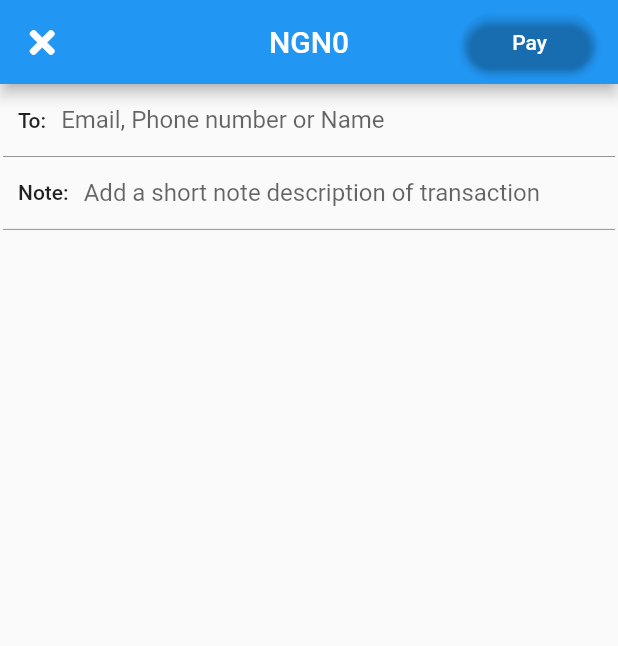
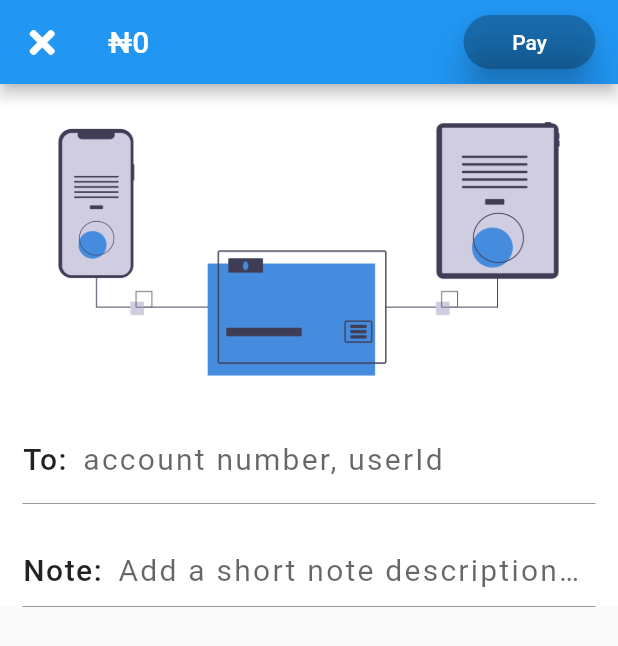
Before and after one commit to Os-Prog/Naira_App, a Flutter app: the PayNow screen opened directly with empty values, on a phone screen of 412 x 824 dp. Shown: the top 646 px of the screen. Run offline on Flutter 3.47's test engine with Material 2 defaults, Android fonts, the phone set to English and light mode, and no system bars; our stand-ins replace font_awesome_flutter.

```diff
--- a/cash_app/lib/pages/paynow.dart
+++ b/cash_app/lib/pages/paynow.dart
@@ -1,5 +1,8 @@
+
 import 'package:flutter/material.dart';
 import 'package:font_awesome_flutter/font_awesome_flutter.dart';
+
+import 'confirm_payment.dart';
 
 class PayNow extends StatefulWidget {
   final paynowamount;
@@ -9,6 +12,16 @@ class PayNow extends StatefulWidget {
 }
 
 class _PayNowState extends State<PayNow> {
+  Color _activeButtonColor = Colors.blue;
+  Color _inactiveButtonColor = Colors.black26;
+  bool _isbuttonActive = false;
+  TextStyle _formTextStyle = TextStyle(fontSize: 20, letterSpacing: 1.5);
+
+  TextStyle _labelTextStyle = TextStyle(
+      color: Colors.black87,
+      fontWeight: FontWeight.w500,
+      fontSize: 20,
+      letterSpacing: 1.0);
   final payamount;
   String sendtoemail;
   String sendnote;
@@ -19,75 +32,89 @@ class _PayNowState extends State<PayNow> {
     return Scaffold(
       appBar: AppBar(
         leading: GestureDetector(
-          onTap: (){
+          onTap: () {
             Navigator.of(context).pop();
           },
           child: Icon(FontAwesomeIcons.times),
         ),
-        title: Text('NGN'+payamount.toString()),
-        centerTitle: true,
+        title: Text('₦' + payamount.toString()),
         actions: <Widget>[
           Container(
               height: 20,
               margin: EdgeInsets.symmetric(vertical: 10.0),
               padding: EdgeInsets.only(right: 15, left: 10),
-            child: (isfieldperfect) ? RaisedButton(
-              onPressed: (){
-
+              child: RaisedButton(
+                elevation: 10,
+                onPressed: () {
+                  if (_isbuttonActive)
+                    Navigator.of(context).push(MaterialPageRoute(
+                        builder: (context) => ConfirmPaymentScreen()));
                 },
-              color: Colors.transparent,
+                color:
+                _isbuttonActive ? _activeButtonColor : _inactiveButtonColor,
                 shape: RoundedRectangleBorder(
                   borderRadius: BorderRadius.circular(30),
                 ),
                 child: Container(
-                child: Text('Pay', style: TextStyle(color: Colors.white),),
-              ),
-            ) : RaisedButton(
-              disabledColor: Colors.blueAccent,
-              shape: RoundedRectangleBorder(
-                borderRadius: BorderRadius.circular(30),
-                side: BorderSide(color: Colors.white12)
-              ),
-              child: Container(
-                  child: Text('Pay', style: TextStyle(color: Colors.white),),
+                  child: Text(
+                    'Pay',
+                    style: TextStyle(color: Colors.white),
                   ),
                 ),
-          ),
+              )),
         ],
       ),
-      body: SafeArea(
-        child: SingleChildScrollView(
-          child: Form(
+      body: SingleChildScrollView(
+        child: Container(
+          width: MediaQuery.of(context).size.width,
+          color: Colors.white,
+          child: Column(
+            mainAxisAlignment: MainAxisAlignment.spaceBetween,
+            children: <Widget>[
+              Container(
+                height: 220,
+                width: MediaQuery.of(context).size.width,
+                decoration: BoxDecoration(
+                  image: DecorationImage(
+                      image: AssetImage('assets/images/transfer.png'),
+                      fit: BoxFit.fill),
+                ),
+              ),
+              Form(
                 child: Column(
                   children: <Widget>[
                     Container(
-                  margin: EdgeInsets.symmetric(horizontal: 2),
+                      height: 60,
+                      margin: EdgeInsets.symmetric(horizontal: 15),
                       decoration: BoxDecoration(
-                      border: Border(bottom: BorderSide(width: 0.6, color: Colors.black45))
-                  ),
+                          border: Border(
+                              bottom: BorderSide(
+                                  width: 0.6, color: Colors.black45))),
                       child: Row(
                         children: <Widget>[
                           Container(
-                        margin: EdgeInsets.only(left: 10),
-                        child: Text('To:', style: TextStyle(fontWeight: FontWeight.w500),),
+                            child: Text(
+                              'To:',
+                              style: _labelTextStyle,
+                            ),
                           ),
                           Container(
                             child: Expanded(
                               child: Container(
                                 child: TextFormField(
-                              onChanged: (value){
+                                  style: _formTextStyle,
+                                  onChanged: (value) {
                                     setState(() {
                                       sendtoemail = value;
-//                                  isfieldperfect = ((sendtoemail.toString().isEmpty || sendtoemail == null) || (sendnote.toString().isEmpty || sendnote == null)) ? false : true;
-//                                  print(sendtoemail);
-//                                  print(sendnote);
                                     });
                                   },
-                              keyboardType: TextInputType.emailAddress,
+                                  keyboardType: TextInputType.number,
                                   decoration: InputDecoration(
-                                hintText: 'Email, Phone number or Name',
-                                border: OutlineInputBorder(borderSide: BorderSide.none),
-                                contentPadding: EdgeInsets.fromLTRB(10, 0, 10, 0),
+                                    hintText: 'account number, userId',
+                                    border: OutlineInputBorder(
+                                        borderSide: BorderSide.none),
+                                    contentPadding:
+                                    EdgeInsets.fromLTRB(10, 0, 10, 0),
                                   ),
                                 ),
                               ),
@@ -96,32 +123,46 @@ class _PayNowState extends State<PayNow> {
                         ],
                       ),
                     ),
+                    SizedBox(height: 20),
                     Container(
-                  margin: EdgeInsets.symmetric(horizontal: 2),
+                      margin: EdgeInsets.symmetric(horizontal: 15),
                       decoration: BoxDecoration(
-                      border: Border(bottom: BorderSide(width: 0.6, color: Colors.black45))
-                  ),
+                          border: Border(
+                              bottom: BorderSide(
+                                  width: 0.6, color: Colors.black45))),
                       child: Row(
                         children: <Widget>[
                           Container(
-                        margin: EdgeInsets.only(left: 10),
-                        child: Text('Note:', style: TextStyle(fontWeight: FontWeight.w500),),
+                            child: Text(
+                              'Note:',
+                              style: _labelTextStyle,
+                            ),
                           ),
                           Container(
                             child: Expanded(
                               child: Container(
                                 child: TextFormField(
-                              onChanged: (value){
+                                  style: _formTextStyle,
+                                  onChanged: (value) {
                                     sendnote = value;
-//                                isfieldperfect = ((sendtoemail.toString().isEmpty || sendtoemail.toString() == null) || (sendnote.toString().isEmpty || sendnote.toString() == null)) ? false : true;
-//                                print(sendtoemail.toString());
-//                                print(sendnote.toString());
+                                    if (value.length > 4) {
+                                      setState(() {
+                                        _isbuttonActive = true;
+                                      });
+                                    } else {
+                                      setState(() {
+                                        _isbuttonActive = false;
+                                      });
+                                    }
                                   },
                                   keyboardType: TextInputType.text,
                                   decoration: InputDecoration(
-                                hintText: 'Add a short note description of transaction',
-                                border: OutlineInputBorder(borderSide: BorderSide.none),
-                                contentPadding: EdgeInsets.fromLTRB(10, 0, 10, 0),
+                                    hintText:
+                                    'Add a short note description of transaction',
+                                    border: OutlineInputBorder(
+                                        borderSide: BorderSide.none),
+                                    contentPadding:
+                                    EdgeInsets.fromLTRB(10, 0, 10, 0),
                                   ),
                                 ),
                               ),
@@ -133,11 +174,14 @@ class _PayNowState extends State<PayNow> {
                   ],
                 ),
               ),
+            ],
+          ),
         ),
       ),
     );
   }
-  Future<void> isLoadingInd() async{
+
+  Future<void> isLoadingInd() async {
     return await showDialog<Null>(
         context: context,
         barrierDismissible: false,
@@ -147,7 +191,10 @@ class _PayNowState extends State<PayNow> {
             backgroundColor: Colors.transparent,
             children: <Widget>[
               Center(
-                child: CircularProgressIndicator(backgroundColor: Colors.deepOrange, strokeWidth: 1.3,),
+                child: CircularProgressIndicator(
+                  backgroundColor: Colors.deepOrange,
+                  strokeWidth: 1.3,
+                ),
               )
             ],
           );
```
Also changed, not shown: cash_app/lib/pages/confirm_payment.dart (added, +187 -0 lines), cash_app/assets/images/security.png (added), cash_app/assets/images/transfer.png (added). Lines whose indentation alone changed are shown as unchanged.
